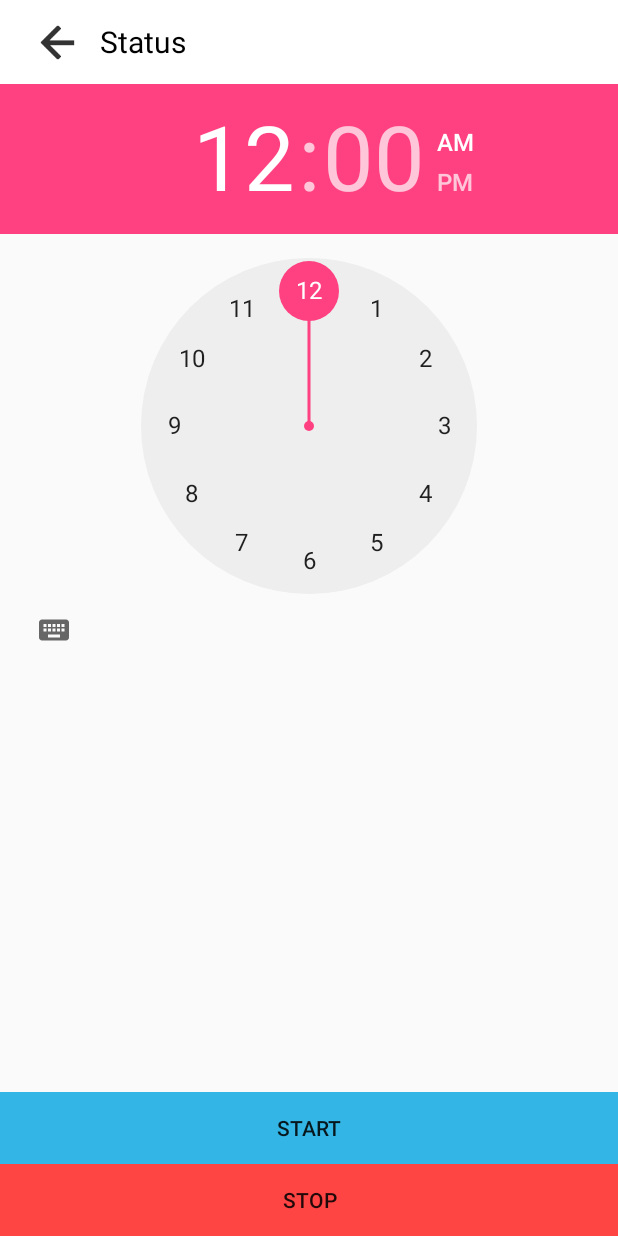
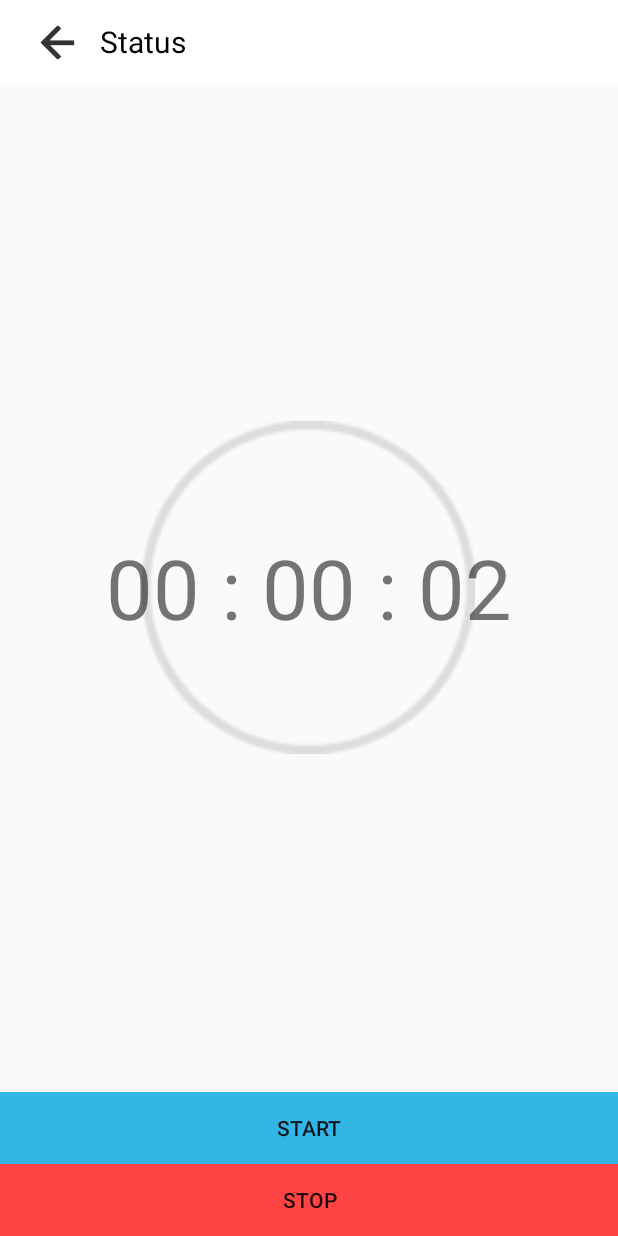
Before and after one commit to xuzhengyi1995/EG23_XU, an Android app: the StatusActivity screen opened directly, with no data from a screen before it, after a tap on "START", on a phone screen of 412 x 824 dp. Run offline under Robolectric (Android 15) with nearby library versions, the phone set to English and light mode, and no system bars; libraries missing offline, so code that uses them is left out: cn.pedant.

Commit message:
Fixed some bugs, chang timer, add NFC interface.

```diff
--- a/app/src/main/java/com/example/xuzhengyi/eg23/MainActivity.java
+++ b/app/src/main/java/com/example/xuzhengyi/eg23/MainActivity.java
@@ -229,6 +229,7 @@ public class MainActivity extends AppCompatActivity
             public void onClick(final View view) {
                 //TODO:Go to sheet08
                 Intent intent = new Intent(MainActivity.this, StatusActivity.class);
+                intent.putExtra("p",true);
                 startActivity(intent);
             }
         });
--- a/app/src/main/java/com/example/xuzhengyi/eg23/StatusActivity.java
+++ b/app/src/main/java/com/example/xuzhengyi/eg23/StatusActivity.java
@@ -1,13 +1,16 @@
 package com.example.xuzhengyi.eg23;
 
 import android.content.Context;
+import android.content.Intent;
 import android.os.Handler;
+import android.provider.ContactsContract;
 import android.support.v7.app.AppCompatActivity;
 import android.os.Bundle;
 import android.support.v7.widget.ContentFrameLayout;
 import android.view.View;
 import android.widget.Button;
 import android.widget.ImageView;
+import android.widget.LinearLayout;
 import android.widget.TextView;
 import android.widget.TimePicker;
 
@@ -20,11 +23,23 @@ import cn.pedant.SweetAlert.SweetAlertDialog;
 
 public class StatusActivity extends AppCompatActivity {
     private Handler handler;
-    TimePicker picker;
-    int minute=0,hour=0;
+    private TextView h,min,s;
+    private ImageView time;
+    SweetAlertDialog d;
+    private boolean joueur2=false;
+    private int[] animate={R.drawable.live_tag_button_circle_anim_02,
+            R.drawable.live_tag_button_circle_anim_03,
+            R.drawable.live_tag_button_circle_anim_04,
+            R.drawable.live_tag_button_circle_anim_05,
+            R.drawable.live_tag_button_circle_anim_06,
+            R.drawable.live_tag_button_circle_anim_07,
+            R.drawable.live_tag_button_circle_anim_08,
+            R.drawable.live_tag_button_circle_anim_09};
+    int minute=0,hour=0,sec=0,hm=0;
 
     @Override
     protected void onCreate(Bundle savedInstanceState) {
+        final StatusActivity p=this;
         super.onCreate(savedInstanceState);
         setContentView(R.layout.activity_status);
 
@@ -41,22 +56,68 @@ public class StatusActivity extends AppCompatActivity {
         TextView head = (TextView) findViewById(R.id.app_bar_other_head);
         head.setText("Status");
 
+        Intent intent = getIntent();
+        joueur2 = intent.getBooleanExtra("p",false);
+
+        h=(TextView) findViewById(R.id.h);
+        min=(TextView) findViewById(R.id.min);
+        s=(TextView) findViewById(R.id.sec);
+        time = (ImageView) findViewById(R.id.timebg);
+
         handler = new Handler() {
             public void handleMessage(android.os.Message msg) {
                 switch (msg.what) {
                     case 0:
                         handler.removeMessages(0);
-                        picker.setHour(hour);
-                        picker.setMinute(minute);
-                        ++minute;
+                        String s_h=String.format("%d",hour);
+                        String s_min=String.format("%d",minute);
+                        String s_sec=String.format("%d",sec);
+
+                        if(sec<10){s_sec="0"+s_sec;}
+                        if(minute<10){s_min="0"+s_min;}
+                        if(hour<10){s_h="0"+s_h;}
+
+                        h.setText(s_h);
+                        min.setText(s_min);
+                        s.setText(s_sec);
+                        ++sec;
+                        if(sec==60){
+                            ++minute;
+                            sec=0;
+                        }
                         if(minute==60){
                             minute=0;
                             ++hour;
                         }
-                        handler.sendEmptyMessageDelayed(0, 60000);
+                        handler.sendEmptyMessageDelayed(0, 1000);
                         break;
                     case 1:
                         handler.removeMessages(0);
+                        handler.removeMessages(2);
+                        break;
+                    case 2:
+                        handler.removeMessages(2);
+                        ++hm;
+                        hm=hm%8;
+                        time.setImageResource(animate[hm]);
+                        handler.sendEmptyMessageDelayed(2, 100);
+                        break;
+                    case 3:
+                        handler.removeMessages(3);
+                        handler.sendEmptyMessageDelayed(4, 3000);
+                        break;
+                    case 4:
+                        handler.removeMessages(4);
+                        d.changeAlertType(SweetAlertDialog.SUCCESS_TYPE);
+                        d.setTitleText("OK").setContentText("Data changed successfully.")
+                                .setConfirmText("OK")
+                                .setConfirmClickListener(new SweetAlertDialog.OnSweetClickListener() {
+                                @Override
+                                public void onClick(SweetAlertDialog sDialog) {
+                                    joueur2=false;
+                                    goback();
+                                }
+                                 }).show();
                         break;
                     default:
                         break;
@@ -64,13 +125,13 @@ public class StatusActivity extends AppCompatActivity {
             };
         };
 
-        picker=(TimePicker)findViewById(R.id.timePicker2);
         Button start = (Button) findViewById(R.id.start_s);
         Button stop = (Button) findViewById(R.id.stop_s);
         start.setOnClickListener(new View.OnClickListener() {
             @Override
             public void onClick(View v) {
                 handler.sendEmptyMessage(0);
+                handler.sendEmptyMessage(2);
             }
         });
 
@@ -93,11 +154,6 @@ public class StatusActivity extends AppCompatActivity {
                 setConfirmClickListener(new SweetAlertDialog.OnSweetClickListener() {
                     @Override
                     public void onClick(SweetAlertDialog sDialog) {
-                        sDialog.dismissWithAnimation();
-                    }
-                }).setConfirmClickListener(new SweetAlertDialog.OnSweetClickListener() {
-                    @Override
-                    public void onClick(SweetAlertDialog sDialog) {
                         h.goback();
                     }
                 }).setCancelClickListener(new SweetAlertDialog.OnSweetClickListener() {
@@ -109,6 +165,23 @@ public class StatusActivity extends AppCompatActivity {
     }
 
     public void goback(){
-        super.onBackPressed();
+        handler.sendEmptyMessage(1);
+        if(joueur2){
+            SweetAlertDialog pDialog = new SweetAlertDialog(this,SweetAlertDialog.WARNING_TYPE);
+            pDialog.setTitleText("Warning").setContentText("Please use NFC to exchange the data.")
+                    .setConfirmText("Yes!")
+                    .setConfirmClickListener(new SweetAlertDialog.OnSweetClickListener() {
+                    @Override
+                    public void onClick(SweetAlertDialog sDialog) {
+                        sDialog.setTitleText("Waiting...").changeAlertType(SweetAlertDialog.PROGRESS_TYPE);
+                        d=sDialog;
+                        handler.sendEmptyMessage(3);
+
+                    }
+                    }).show();
+        }
+        else {
+            super.onBackPressed();
+        }
     }
 }
--- a/app/src/main/res/layout/activity_status.xml
+++ b/app/src/main/res/layout/activity_status.xml
@@ -25,25 +25,70 @@
             android:layout_width="match_parent"
             android:layout_height="wrap_content" />
 
-        <LinearLayout
-            android:layout_width="wrap_content"
-            android:layout_height="wrap_content"
-            android:orientation="vertical"
-            android:layout_gravity="center_horizontal"
+
+        <FrameLayout
+            android:layout_width="match_parent"
+            android:layout_height="match_parent"
+            android:orientation="horizontal"
+            android:layout_gravity="center_vertical"
             android:layout_weight="1">
-            <TimePicker
-                android:id="@+id/timePicker2"
+            <ImageView
+                android:id="@+id/timebg"
+                android:layout_width="100pt"
+                android:layout_height="100pt"
+                android:layout_gravity="center"
+                android:src="@drawable/live_tag_button_circle_anim_02"
+                android:scaleType = "centerCrop" />
+
+            <LinearLayout
                 android:layout_width="match_parent"
                 android:layout_height="match_parent"
-                android:layout_weight="1" />
-        </LinearLayout>
+                android:orientation="horizontal"
+                android:gravity="center_horizontal">
+            <TextView
+                android:id="@+id/h"
+                android:layout_width="wrap_content"
+                android:layout_height="wrap_content"
+                android:textSize="25pt"
+                android:layout_gravity="center_vertical"
+                android:text="00" />
+            <TextView
+                android:layout_width="wrap_content"
+                android:layout_height="wrap_content"
+                android:layout_gravity="center_vertical"
+                android:textSize="25pt"
+                android:text=" : " />
+            <TextView
+                android:id="@+id/min"
+                android:layout_width="wrap_content"
+                android:layout_height="wrap_content"
+                android:layout_gravity="center_vertical"
+                android:textSize="25pt"
+                android:text="00" />
+            <TextView
+                android:layout_width="wrap_content"
+                android:layout_height="wrap_content"
+                android:layout_gravity="center_vertical"
+                android:textSize="25pt"
+                android:text=" : " />
+            <TextView
+                android:id="@+id/sec"
+                android:layout_width="wrap_content"
+                android:layout_height="wrap_content"
+                android:layout_gravity="center_vertical"
+                android:textSize="25pt"
+                android:text="00" />
+            </LinearLayout>
+        </FrameLayout>
 
         <LinearLayout
             android:layout_width="match_parent"
             android:layout_height="wrap_content"
             android:orientation="vertical"
             android:layout_gravity="bottom"
-            android:layout_weight="1">
+            android:layout_weight="1"
+            tools:layout_editor_absoluteY="0dp"
+            tools:layout_editor_absoluteX="8dp">
 
             <LinearLayout
                 android:layout_width="match_parent"
```
Also changed, not shown: app/src/main/res/drawable/live_tag_button_circle_anim_02.png (added), app/src/main/res/drawable/live_tag_button_circle_anim_03.png (added), app/src/main/res/drawable/live_tag_button_circle_anim_04.png (added), app/src/main/res/drawable/live_tag_button_circle_anim_05.png (added), app/src/main/res/drawable/live_tag_button_circle_anim_06.png (added), app/src/main/res/drawable/live_tag_button_circle_anim_07.png (added), app/src/main/res/drawable/live_tag_button_circle_anim_08.png (added), app/src/main/res/drawable/live_tag_button_circle_anim_09.png (added).
